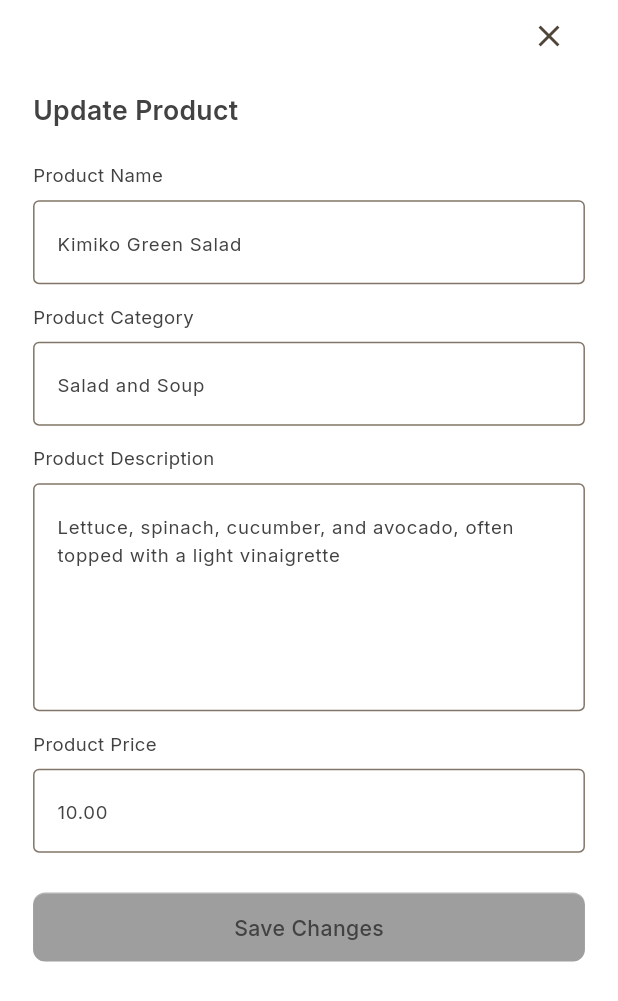
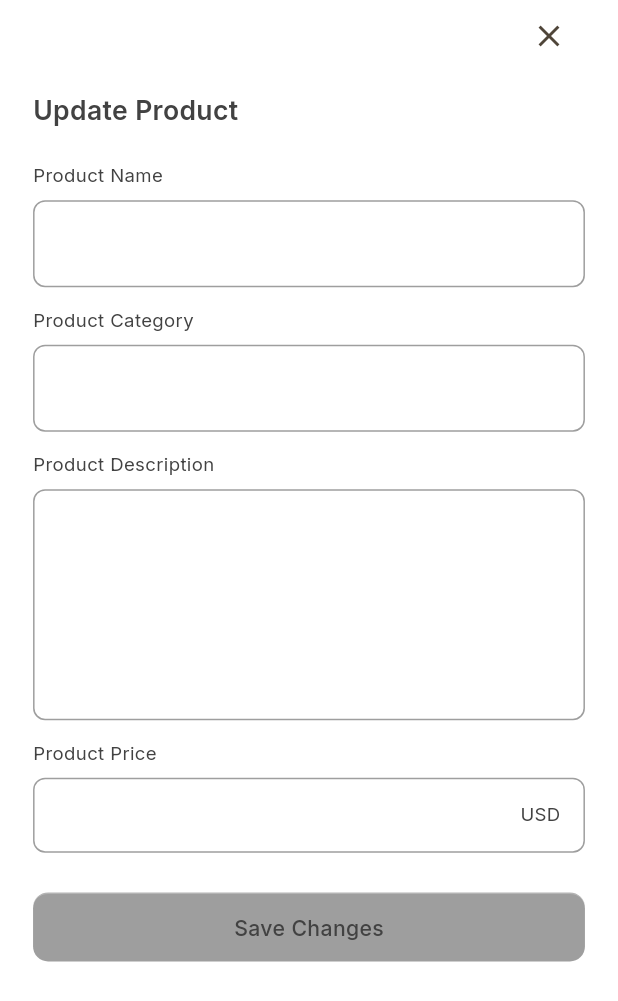
Before and after one commit to GozziCode/quick_menu, a Flutter app: the EditBottomSheet widget shown alone on an empty page, opened directly, on a phone screen of 412 x 824 dp. Shown: the top 1001 px of the screen. Run offline on Flutter 3.47's test engine with Material 3 defaults, Android fonts, the phone set to English and light mode, and no system bars; our stand-ins replace carousel_slider, flutter_screenutil, flutter_svg, google_fonts; missing offline and left inert: app_settings, flutter_nfc_kit, ndef.

Commit message:
new UI update

```diff
--- a/lib/screens/onboarding/onboarding.dart
+++ b/lib/screens/onboarding/onboarding.dart
@@ -2,7 +2,7 @@ import 'package:carousel_slider/carousel_slider.dart';
 import 'package:flutter/material.dart';
 import 'package:flutter_screenutil/flutter_screenutil.dart';
 import 'package:google_fonts/google_fonts.dart';
-import 'package:quick_menu/screens/write_screen.dart';
+import 'package:quick_menu/screens/write/widgets/write_screen.dart';
 
 import '../../components/action_button.dart';
 import '../../constant/app_color.dart';
--- a/lib/screens/customer_screen.dart
+++ b/lib/screens/read/widgets/customer_screen.dart
@@ -1,8 +1,8 @@
 // lib/customer_view.dart
 import 'package:flutter/material.dart';
 import 'package:provider/provider.dart';
-import '../providers/menu_provider.dart';
-import '../services/nfc_service.dart';
+import '../../../providers/menu_provider.dart';
+import '../../../services/nfc_service.dart';
 
 
 class CustomerView extends StatelessWidget {
--- a/lib/screens/write/widgets/bottom_sheet.dart
+++ /dev/null
@@ -1,178 +0,0 @@
-// edit_bottom_sheet.dart
-import 'package:flutter/material.dart';
-import 'package:flutter_screenutil/flutter_screenutil.dart';
-import 'package:google_fonts/google_fonts.dart';
-
-import '../../../constant/app_color.dart';
-
-class EditBottomSheet extends StatelessWidget {
-  final TextEditingController field1Controller = TextEditingController();
-  final TextEditingController field2Controller = TextEditingController();
-  final TextEditingController longTextController = TextEditingController();
-
-  EditBottomSheet({super.key});
-
-  @override
-  Widget build(BuildContext context) {
-    return Padding(
-      padding: EdgeInsets.only(
-        bottom: MediaQuery.of(context).viewInsets.bottom,
-      ),
-      child: GestureDetector(
-        onTap: FocusScope.of(context).unfocus,
-        child: SingleChildScrollView(
-          child: Padding(
-            padding: EdgeInsets.symmetric(horizontal: 23.0.w),
-            child: Column(
-              crossAxisAlignment: CrossAxisAlignment.start,
-              mainAxisSize: MainAxisSize.min,
-              children: [
-                Align(
-                  alignment: Alignment.centerRight,
-                  child: IconButton(
-                    icon: const Icon(Icons.close),
-                    onPressed: () => Navigator.pop(context),
-                  ),
-                ),
-                SizedBox(height: 15.h),
-                Row(
-                  mainAxisAlignment: MainAxisAlignment.spaceBetween,
-                  children: [
-                    Text(
-                      'Update Product',
-                      style: GoogleFonts.inter(
-                          fontSize: 20.sp,
-                          fontWeight: FontWeight.w600,
-                          color: AppColors.textColor),
-                    ),
-                  ],
-                ),
-                SizedBox(height: 25.h),
-                Text(
-                  'Product Name',
-                  style: GoogleFonts.inter(
-                      fontSize: 14.sp,
-                      fontWeight: FontWeight.w400,
-                      color: AppColors.textColor),
-                ),
-                SizedBox(height: 8.h),
-                TextFormField(
-                  controller: field1Controller,
-                  decoration: InputDecoration(
-                    hintText: 'Kimiko Green Salad',
-                    hintStyle: GoogleFonts.inter(
-                        fontSize: 14.sp,
-                        fontWeight: FontWeight.w400,
-                        color: AppColors.textColor),
-                    border: OutlineInputBorder(
-                        borderRadius: BorderRadius.circular(4)),
-                  ),
-                ),
-                SizedBox(height: 15.h),
-                Text(
-                  'Product Category',
-                  style: GoogleFonts.inter(
-                      fontSize: 14.sp,
-                      fontWeight: FontWeight.w400,
-                      color: AppColors.textColor),
-                ),
-                SizedBox(height: 8.h),
-                TextFormField(
-                  controller: field2Controller,
-                  decoration: InputDecoration(
-                    hintText: 'Salad and Soup',
-                    hintStyle: GoogleFonts.inter(
-                        fontSize: 14.sp,
-                        fontWeight: FontWeight.w400,
-                        color: AppColors.textColor),
-                    border: OutlineInputBorder(
-                        borderRadius: BorderRadius.circular(4)),
-                  ),
-                ),
-                SizedBox(height: 15.h),
-                Text(
-                  'Product Description',
-                  style: GoogleFonts.inter(
-                      fontSize: 14.sp,
-                      fontWeight: FontWeight.w400,
-                      color: AppColors.textColor),
-                ),
-                SizedBox(height: 8.h),
-                TextFormField(
-                  controller: longTextController,
-                  maxLines: 5,
-                  decoration: InputDecoration(
-                    hintText:
-                        'Lettuce, spinach, cucumber, and avocado, often topped with a light vinaigrette',
-                    hintStyle: GoogleFonts.inter(
-                        fontSize: 14.sp,
-                        fontWeight: FontWeight.w400,
-                        color: AppColors.textColor),
-                    border: OutlineInputBorder(
-                        borderRadius: BorderRadius.circular(4)),
-                  ),
-                ),
-                SizedBox(height: 15.h),
-                Text(
-                  'Product Price',
-                  style: GoogleFonts.inter(
-                      fontSize: 14.sp,
-                      fontWeight: FontWeight.w400,
-                      color: AppColors.textColor),
-                ),
-                SizedBox(height: 8.h),
-                TextFormField(
-                  controller: field2Controller,
-                  decoration: InputDecoration(
-                    suffix: const Text('USD'),
-                    hintText: '10.00',
-                    hintStyle: GoogleFonts.inter(
-                        fontSize: 14.sp,
-                        fontWeight: FontWeight.w400,
-                        color: AppColors.textColor),
-                    border: OutlineInputBorder(
-                        borderRadius: BorderRadius.circular(4)),
-                  ),
-                ),
-                SizedBox(height: 30.h),
-                Center(
-                  child: GestureDetector(
-                    onTap: () {},
-                    child: Container(
-                      width: 384.w,
-                      height: 52.h,
-                      decoration: BoxDecoration(
-                        color: AppColors.lightGrey,
-                        borderRadius: BorderRadius.circular(8),
-                        border: Border(
-                          top: BorderSide(
-                            width: 1.0.w,
-                            color: AppColors.borderColor,
-                          ),
-                        ),
-                      ),
-                      child: Row(
-                        mainAxisAlignment: MainAxisAlignment.center,
-                        children: [
-                          Text(
-                            'Save Changes',
-                            style: GoogleFonts.inter(
-                              fontSize: 16.sp,
-                              fontWeight: FontWeight.w500,
-                              color: AppColors.textColor,
-                              height: (19.36 / 16).h,
-                            ),
-                          ),
-                        ],
-                      ),
-                    ),
-                  ),
-                )
-              ],
-            ),
-          ),
-        ),
-      ),
-    );
-  }
-}
--- /dev/null
+++ b/lib/screens/write/widgets/widgets/edit_bottom_sheet.dart
@@ -0,0 +1,221 @@
+// edit_bottom_sheet.dart
+import 'package:flutter/material.dart';
+import 'package:flutter_screenutil/flutter_screenutil.dart';
+import 'package:google_fonts/google_fonts.dart';
+
+import '../../../../constant/app_color.dart';
+
+class EditBottomSheet extends StatelessWidget {
+  final TextEditingController productNameController = TextEditingController();
+  final TextEditingController categoryController = TextEditingController();
+  final TextEditingController descriptionController = TextEditingController();
+  final TextEditingController priceController = TextEditingController();
+
+  EditBottomSheet({super.key});
+
+  @override
+  Widget build(BuildContext context) {
+    return Padding(
+      padding: EdgeInsets.only(
+        bottom: MediaQuery.of(context).viewInsets.bottom,
+      ),
+      child: GestureDetector(
+        onTap: FocusScope.of(context).unfocus,
+        child: SingleChildScrollView(
+          child: Padding(
+            padding: EdgeInsets.symmetric(horizontal: 23.0.w),
+            child: Column(
+              children: [
+                Align(
+                  alignment: Alignment.centerRight,
+                  child: IconButton(
+                    icon: const Icon(Icons.close),
+                    onPressed: () => Navigator.pop(context),
+                  ),
+                ),
+                 SizedBox(height: 15.h),
+        Row(
+          mainAxisAlignment: MainAxisAlignment.spaceBetween,
+          children: [
+            Text(
+              'Update Product',
+              style: GoogleFonts.inter(
+                  fontSize: 20.sp,
+                  fontWeight: FontWeight.w600,
+                  color: AppColors.textColor),
+            ),
+          ],
+        ),
+                EditForm(
+                    productName: productNameController,
+                    category: categoryController,
+                    description: descriptionController,
+                    price: priceController),
+                SizedBox(height: 30.h),
+                Center(
+                  child: GestureDetector(
+                    onTap: () {},
+                    child: Container(
+                      width: 384.w,
+                      height: 52.h,
+                      decoration: BoxDecoration(
+                        color: AppColors.lightGrey,
+                        borderRadius: BorderRadius.circular(10),
+                        border: Border(
+                          top: BorderSide(
+                            width: 1.0.w,
+                            color: AppColors.borderColor,
+                          ),
+                        ),
+                      ),
+                      child: Center(
+                        child: Text(
+                          'Save Changes',
+                          style: GoogleFonts.inter(
+                            fontSize: 16.sp,
+                            fontWeight: FontWeight.w500,
+                            color: AppColors.textColor,
+                            height: (19.36 / 16).h,
+                          ),
+                        ),
+                      ),
+                    ),
+                  ),
+                )
+              ],
+            ),
+          ),
+        ),
+      ),
+    );
+  }
+}
+
+class EditForm extends StatelessWidget {
+  const EditForm({
+    super.key,
+    required this.productName,
+    required this.category,
+    required this.description,
+    required this.price,
+  });
+
+  final TextEditingController productName;
+  final TextEditingController category;
+  final TextEditingController description;
+  final TextEditingController price;
+
+  @override
+  Widget build(BuildContext context) {
+    return Column(
+      crossAxisAlignment: CrossAxisAlignment.start,
+      mainAxisSize: MainAxisSize.min,
+      children: [
+        SizedBox(height: 25.h),
+        Text(
+          'Product Name',
+          style: GoogleFonts.inter(
+              fontSize: 14.sp,
+              fontWeight: FontWeight.w400,
+              color: AppColors.textColor),
+        ),
+        SizedBox(height: 8.h),
+        Container(
+          decoration: BoxDecoration(
+              border: Border.all(color: AppColors.lightGrey),
+              borderRadius: BorderRadius.circular(8)),
+          child: TextFormField(
+            controller: productName,
+            decoration: const InputDecoration(
+              border: OutlineInputBorder(borderSide: BorderSide.none),
+            ),
+          ),
+        ),
+        SizedBox(height: 15.h),
+        Text(
+          'Product Category',
+          style: GoogleFonts.inter(
+              fontSize: 14.sp,
+              fontWeight: FontWeight.w400,
+              color: AppColors.textColor),
+        ),
+        SizedBox(height: 8.h),
+        Container(
+          decoration: BoxDecoration(
+              border: Border.all(color: AppColors.lightGrey),
+              borderRadius: BorderRadius.circular(8)),
+          child: TextFormField(
+            controller: category,
+            decoration: const InputDecoration(
+              border: OutlineInputBorder(borderSide: BorderSide.none),
+            ),
+          ),
+        ),
+        SizedBox(height: 15.h),
+        Text(
+          'Product Description',
+          style: GoogleFonts.inter(
+              fontSize: 14.sp,
+              fontWeight: FontWeight.w400,
+              color: AppColors.textColor),
+        ),
+        SizedBox(height: 8.h),
+        Container(
+          decoration: BoxDecoration(
+              border: Border.all(color: AppColors.lightGrey),
+              borderRadius: BorderRadius.circular(8)),
+          child: TextFormField(
+            controller: description,
+            maxLines: 5,
+            decoration: const InputDecoration(
+              border: OutlineInputBorder(borderSide: BorderSide.none),
+            ),
+          ),
+        ),
+        SizedBox(height: 15.h),
+        Text(
+          'Product Price',
+          style: GoogleFonts.inter(
+              fontSize: 14.sp,
+              fontWeight: FontWeight.w400,
+              color: AppColors.textColor),
+        ),
+        SizedBox(height: 8.h),
+        Container(
+          decoration: BoxDecoration(
+              border: Border.all(color: AppColors.lightGrey),
+              borderRadius: BorderRadius.circular(8)),
+          child: Row(
+            crossAxisAlignment: CrossAxisAlignment.center,
+            mainAxisAlignment: MainAxisAlignment.center,
+            children: [
+              Expanded(
+                child: TextFormField(
+                  controller: category,
+                  decoration: const InputDecoration(
+                      contentPadding: EdgeInsets.symmetric(horizontal: 15),
+                      border: InputBorder.none),
+                ),
+              ),
+              SizedBox(
+                  height: 48.h,
+                  width: 60.w,
+                  child: Padding(
+                    padding: const EdgeInsets.all(8.0),
+                    child: Center(
+                        child: Text(
+                      'USD',
+                      style: GoogleFonts.inter(
+                        fontSize: 14.sp,
+                        fontWeight: FontWeight.w400,
+                        color: AppColors.textColor,
+                      ),
+                    )),
+                  ))
+            ],
+          ),
+        ),
+      ],
+    );
+  }
+}
--- a/pubspec.yaml
+++ b/pubspec.yaml
@@ -43,6 +43,7 @@ dependencies:
   app_settings: ^5.1.1
   carousel_slider: ^4.2.1
   flutter_svg: ^2.0.10+1
+
 
 dev_dependencies:
   flutter_test:
```
Also changed, not shown: lib/screens/alert_box.dart (added, +59 -0 lines), lib/screens/read_write_screen.dart (deleted, +0 -43 lines), lib/screens/splash_screen.dart (+3 -4 lines), lib/screens/write/widgets/write_screen.dart (renamed from lib/screens/write_screen.dart, +64 -27 lines), assets/images/fail.png (added), assets/images/success.png (added), assets/successicon.png (deleted), assets/svgs/edit.svg (added), lib/screens/read_nfc_screen.txt (renamed from lib/screens/read_nfc_screen.dart), 1 other file.
